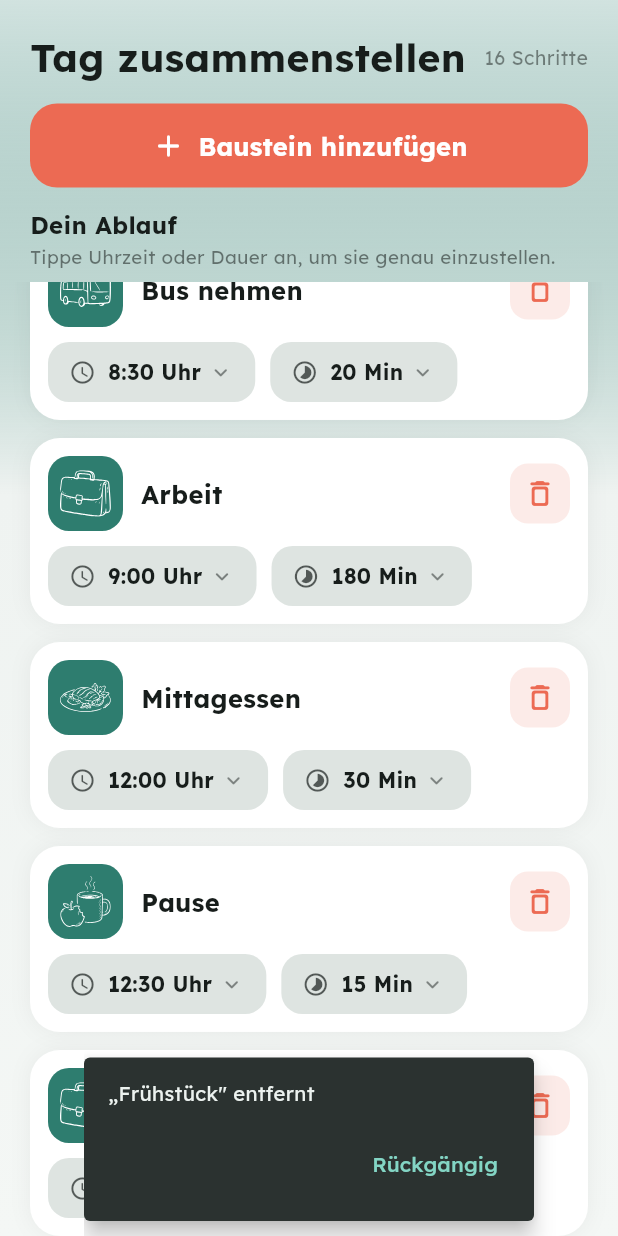
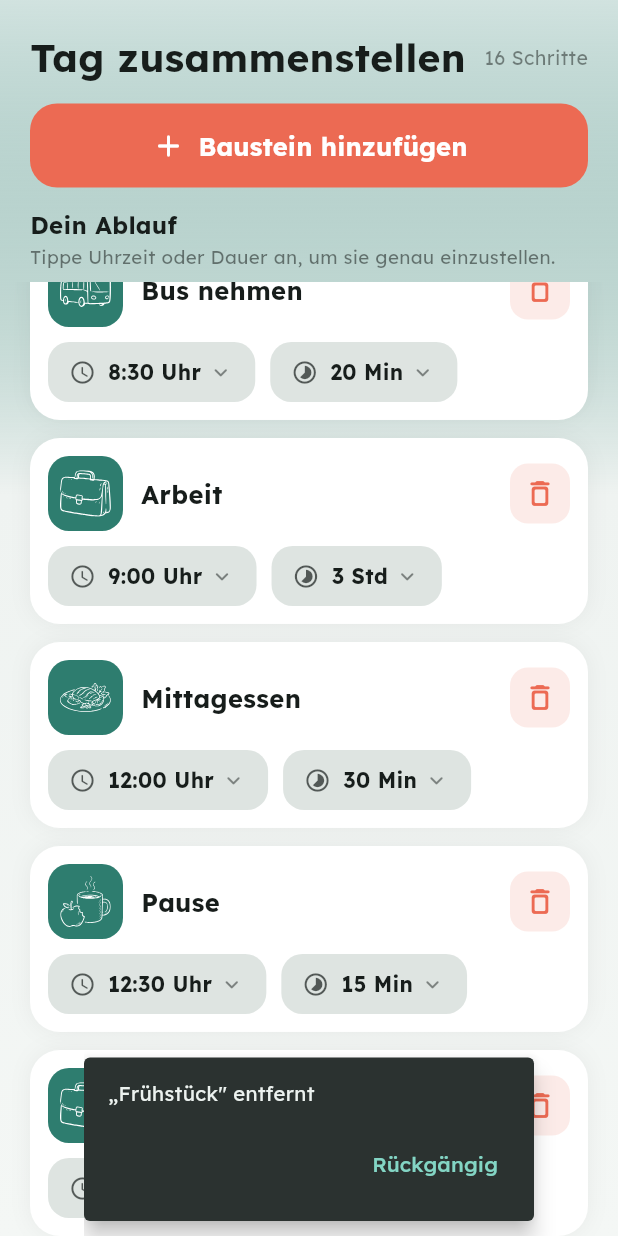
Before and after one commit to andischwaiger87-oss/Tagesplaner, a Flutter app: the EditorScreen widget shown alone on an empty page, opened directly, scrolled down 576 dp, after a tap on the "delete outline" icon, on a phone screen of 412 x 824 dp. Run offline on Flutter 3.47's test engine with Material 3 defaults, Android fonts, the phone set to English and light mode, and no system bars; our stand-ins replace audioplayers, file_picker, flutter_local_notifications, flutter_svg, flutter_tts, google_fonts and 3 more; accounts and stored records are empty.

Commit message:
Feinschliff: Zeitformat, Dauer-Eingabe, Avatar, Hilfe-Wizard, +Bausteine

```diff
--- a/lib/screens/now_screen.dart
+++ b/lib/screens/now_screen.dart
@@ -5,13 +5,7 @@ import '../theme/app_theme.dart';
 import '../widgets/activity_icon.dart';
 import '../services/image_util.dart';
 import '../models/models.dart';
-
-String fmtUntil(int m) {
-  if (m <= 0) return 'jetzt';
-  if (m < 60) return 'In $m Min.';
-  final h = m ~/ 60, r = m % 60;
-  return r == 0 ? 'In $h Std.' : 'In $h Std. $r Min.';
-}
+import '../util/format.dart';
 
 class NowScreen extends StatelessWidget {
   const NowScreen({super.key});
@@ -74,7 +68,7 @@ class NowScreen extends StatelessWidget {
         if (st.isActive) ...[
           _Bar(progress: st.progress, track: cs.surfaceContainerHighest, fill: hc ? cs.primary : kAccent),
           const SizedBox(height: 8),
-          Align(alignment: Alignment.centerRight, child: Text('noch ${st.remainingMin} Min.',
+          Align(alignment: Alignment.centerRight, child: Text('noch ${fmtDuration(st.remainingMin)}',
               style: TextStyle(fontSize: 14, color: cs.onSurface.withOpacity(.55)))),
           const SizedBox(height: 14),
         ] else ...[
@@ -124,7 +118,7 @@ class NowScreen extends StatelessWidget {
           Text(n.label, maxLines: 1, overflow: TextOverflow.ellipsis,
               style: TextStyle(fontSize: 18, fontWeight: FontWeight.w700, color: cs.onSurface)),
           if (st.settings.showClock)
-            Text('${n.timeLabel} Uhr · ${n.durationMin} Min.',
+            Text('${n.timeLabel} Uhr · ${fmtDuration(n.durationMin)}',
                 style: TextStyle(fontSize: 12.5, color: cs.onSurface.withOpacity(.55))),
         ])),
         SizedBox(width: 30, height: 30, child: CircularProgressIndicator(
--- a/lib/screens/plan_screen.dart
+++ b/lib/screens/plan_screen.dart
@@ -3,6 +3,7 @@ import 'package:provider/provider.dart';
 import '../state/app_state.dart';
 import '../theme/app_theme.dart';
 import '../widgets/activity_icon.dart';
+import '../util/format.dart';
 
 class PlanScreen extends StatelessWidget {
   const PlanScreen({super.key});
@@ -12,7 +13,7 @@ class PlanScreen extends StatelessWidget {
     final cs = Theme.of(context).colorScheme;
     return SafeArea(
       child: ListView(padding: const EdgeInsets.fromLTRB(20, 20, 20, 20), children: [
-        Text('Dein Tag', style: TextStyle(fontSize: 26, fontWeight: FontWeight.w700, color: cs.onSurface)),
+        Text('Mein Tag', style: TextStyle(fontSize: 26, fontWeight: FontWeight.w700, color: cs.onSurface)),
         Text('ganzer Überblick', style: TextStyle(fontSize: 16, color: cs.onSurface.withOpacity(.6))),
         const SizedBox(height: 16),
         for (int i = 0; i < st.plan.length; i++) _row(context, st, i, cs),
@@ -37,7 +38,7 @@ class PlanScreen extends StatelessWidget {
         Expanded(child: Column(crossAxisAlignment: CrossAxisAlignment.start, children: [
           Text(a.label, style: TextStyle(fontSize: 19, fontWeight: FontWeight.w700, color: cs.onSurface)),
           if (st.settings.showClock)
-            Text('${a.timeLabel} Uhr · ${a.durationMin} Min.',
+            Text('${a.timeLabel} Uhr · ${fmtDuration(a.durationMin)}',
                 style: TextStyle(fontSize: 13, color: cs.onSurface.withOpacity(.6))),
         ])),
         if (isCurrent) Container(
--- a/lib/screens/settings_screen.dart
+++ b/lib/screens/settings_screen.dart
@@ -3,6 +3,7 @@ import 'package:provider/provider.dart';
 import '../state/app_state.dart';
 import '../theme/app_theme.dart';
 import '../services/image_util.dart';
+import 'help_wizard.dart';
 
 class SettingsScreen extends StatelessWidget {
   const SettingsScreen({super.key});
@@ -95,6 +96,19 @@ class SettingsScreen extends StatelessWidget {
             onChanged: (v) => st.updateSettings((x) => x.volume = v),
             onChangeEnd: (v) => _toast(context, 'Lautstärke gespeichert')))),
         ]),
+
+        _header('Hilfe', ink),
+        _card(cs, [
+          ListTile(
+            contentPadding: EdgeInsets.zero,
+            leading: Icon(Icons.help_outline_rounded, color: cs.primary),
+            title: Text('Einführung & Hilfe', style: TextStyle(fontWeight: FontWeight.w600, color: ink)),
+            subtitle: Text('Schritt für Schritt erklärt – auch zum Vorlesen',
+                style: TextStyle(fontSize: 12.5, color: ink.withOpacity(.55))),
+            trailing: Icon(Icons.chevron_right_rounded, color: ink.withOpacity(.5)),
+            onTap: () => Navigator.of(context).push(MaterialPageRoute(builder: (_) => const HelpWizard())),
+          ),
+        ]),
       ]),
     );
   }
@@ -122,7 +136,7 @@ class SettingsScreen extends StatelessWidget {
 
   Widget _avatarPick(BuildContext c, AppState st, String? b64, double size, ValueChanged<String?> save) =>
     GestureDetector(
-      onTap: () async { final img = await pickImageBase64(); if (img != null) { save(img); _toast(c, 'Bild gespeichert'); } },
+      onTap: () => _avatarMenu(c, b64, save),
       child: Stack(children: [
         CircleAvatar(radius: size / 2, backgroundColor: AppTheme.tile(c),
           backgroundImage: avatarProvider(b64),
@@ -134,6 +148,20 @@ class SettingsScreen extends StatelessWidget {
           child: const Icon(Icons.photo_camera_rounded, color: Colors.white, size: 13))),
       ]),
     );
+
+  Future<void> _avatarMenu(BuildContext c, String? b64, ValueChanged<String?> save) async {
+    final r = await showModalBottomSheet<String>(context: c, builder: (_) => SafeArea(
+      child: Column(mainAxisSize: MainAxisSize.min, children: [
+        ListTile(leading: const Icon(Icons.photo_library_outlined), title: const Text('Bild wählen'),
+            onTap: () => Navigator.pop(c, 'pick')),
+        if (b64 != null) ListTile(leading: const Icon(Icons.delete_outline_rounded), title: const Text('Bild entfernen'),
+            onTap: () => Navigator.pop(c, 'remove')),
+        ListTile(leading: const Icon(Icons.close_rounded), title: const Text('Abbrechen'),
+            onTap: () => Navigator.pop(c)),
+      ])));
+    if (r == 'pick') { final img = await pickImageBase64(); if (img != null) { save(img); _toast(c, 'Bild gespeichert'); } }
+    else if (r == 'remove') { save(null); _toast(c, 'Bild entfernt'); }
+  }
 
   Widget _voiceCard(BuildContext c, AppState st, String voice, String label, String? b64, ValueChanged<String?> save) {
     final cs = Theme.of(c).colorScheme;
--- a/lib/services/image_util.dart
+++ b/lib/services/image_util.dart
@@ -1,6 +1,8 @@
 import 'dart:convert';
 import 'package:flutter/widgets.dart';
 import 'package:file_picker/file_picker.dart';
+
+final Map<String, MemoryImage> _avatarCache = {};
 
 // Wählt ein Bild und gibt es als Base64-String zurück (plattformübergreifend).
 Future<String?> pickImageBase64() async {
@@ -11,5 +13,7 @@ Future<String?> pickImageBase64() async {
   return base64Encode(bytes);
 }
 
-ImageProvider? avatarProvider(String? b64) =>
-    (b64 == null || b64.isEmpty) ? null : MemoryImage(base64Decode(b64));
+ImageProvider? avatarProvider(String? b64) {
+  if (b64 == null || b64.isEmpty) return null;
+  return _avatarCache.putIfAbsent(b64, () => MemoryImage(base64Decode(b64)));
+}
--- /dev/null
+++ b/lib/util/format.dart
@@ -0,0 +1,11 @@
+// Zeit-Formatierung: nie mehr als 60 Minuten am Stück anzeigen.
+String fmtDuration(int m) {
+  if (m < 60) return '$m Min';
+  final h = m ~/ 60, r = m % 60;
+  return r == 0 ? '$h Std' : '$h Std $r Min';
+}
+
+String fmtUntil(int m) {
+  if (m <= 0) return 'jetzt';
+  return 'In ${fmtDuration(m)}';
+}
```
Also changed, not shown: lib/data/default_data.dart (+29 -0 lines), lib/screens/editor_screen.dart (+21 -12 lines), lib/screens/help_wizard.dart (added, +101 -0 lines), 2 other files.
